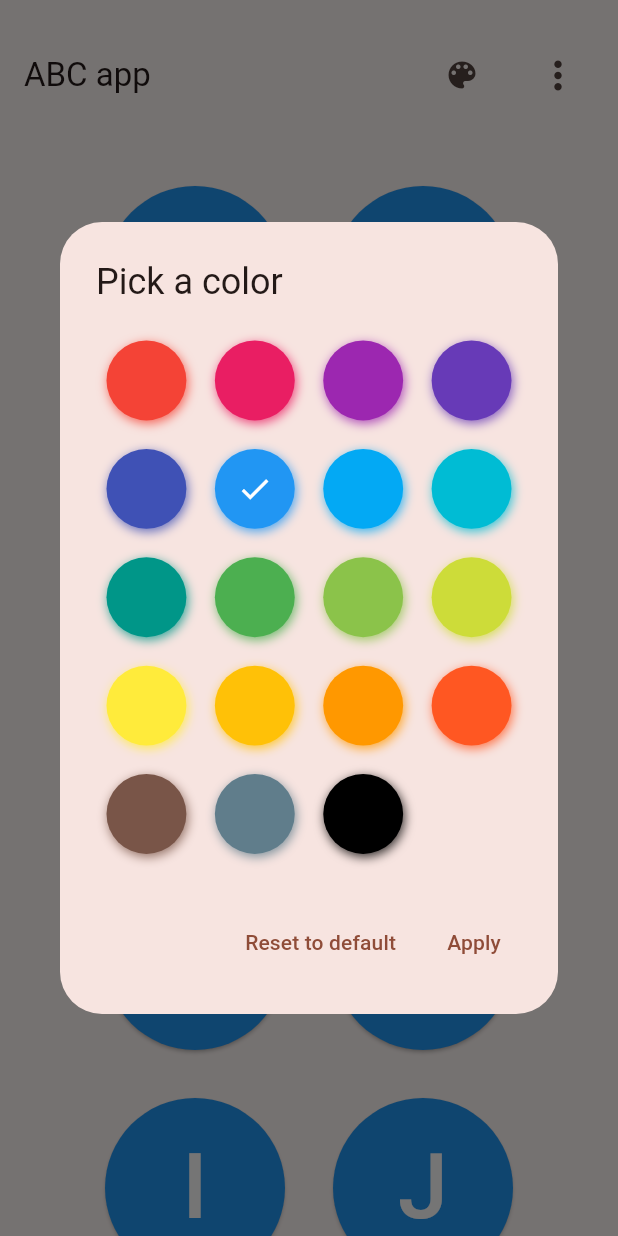
After one commit to bl4ckswordsman/abc_app, a Flutter app: the screen it shows after launch, after a tap on the "color lens" icon, on a phone screen of 412 x 824 dp. The commit adds this screen. Run offline on Flutter 3.47's test engine with Material 3 defaults, Android fonts, the phone set to English and light mode, and no system bars; drawn by our look-alikes of flutter_colorpicker; our stand-ins replace adaptive_theme, audioplayers, confetti, eva_icons_flutter, open_file, package_info_plus and 2 more; missing offline and left inert: flutter_custom_tabs.

Commit message:
feat: Add button color picker for the color of the small letter buttons
Fixes #64

Add a button with a color picker for changing the color of the small letter buttons on the main screen.

* **pubspec.yaml**
  - Add `flutter_colorpicker` package to dependencies.
  - Add `shared_preferences` package to dependencies.

* **lib/main.dart**
  - Add a button with a color picker to the left of the Menu dropdown in the `MyHomePage` class.
  - Use `shared_preferences` to save and load the selected color.

* **lib/buttons.dart**
  - Update `AlphabetButton` class to use the selected color from `shared_preferences`.

* **lib/color_picker_button.dart**
  - Create a new file for the color picker button.
  - Implement a button that opens a color picker popup using `flutter_colorpicker`.
  - Add action buttons for resetting to default and applying the selected color.

* **lib/color_picker_popup.dart**
  - Create a new file for the color picker popup.
  - Implement a popup with about 20 selectable colors using `flutter_colorpicker`.
  - Add action buttons for resetting to default and applying the selected color.

---

For more details, open the [Copilot Workspace session](https://copilot-workspace.githubnext.com/bl4ckswordsman/abc_app/issues/64?shareId=XXXX-XXXX-XXXX-XXXX).

```diff
--- a/lib/buttons.dart
+++ b/lib/buttons.dart
@@ -4,6 +4,7 @@ import 'package:flutter/material.dart';
 import 'dart:math';
 import 'package:abc_app/confetti_animation.dart';
 import 'package:abc_app/letter_details_page.dart';
+import 'package:shared_preferences/shared_preferences.dart';
 
 List<OutlinedBorder Function()> shapes = [
   circle,
@@ -28,6 +29,21 @@ class AlphabetButton extends StatefulWidget {
 }
 
 class _AlphabetButtonState extends State<AlphabetButton> {
+  Color _buttonColor = Colors.blue;
+
+  @override
+  void initState() {
+    super.initState();
+    _loadButtonColor();
+  }
+
+  Future<void> _loadButtonColor() async {
+    final prefs = await SharedPreferences.getInstance();
+    setState(() {
+      _buttonColor = Color(prefs.getInt('buttonColor') ?? Colors.blue.value);
+    });
+  }
+
   @override
   Widget build(BuildContext context) {
     return Stack(
@@ -43,7 +59,7 @@ class _AlphabetButtonState extends State<AlphabetButton> {
           },
           style: ElevatedButton.styleFrom(
             foregroundColor: Colors.white,
-            backgroundColor: Colors.blue,
+            backgroundColor: _buttonColor,
             minimumSize: const Size(120, 120),
             shape: CircleBorder(),
           ),
--- /dev/null
+++ b/lib/color_picker_button.dart
@@ -0,0 +1,83 @@
+import 'package:flutter/material.dart';
+import 'package:flutter_colorpicker/flutter_colorpicker.dart';
+
+class ColorPickerButton extends StatelessWidget {
+  final Color initialColor;
+  final ValueChanged<Color> onColorSelected;
+
+  ColorPickerButton({required this.initialColor, required this.onColorSelected});
+
+  @override
+  Widget build(BuildContext context) {
+    return IconButton(
+      icon: Icon(Icons.color_lens),
+      onPressed: () {
+        showDialog(
+          context: context,
+          builder: (BuildContext context) {
+            return ColorPickerDialog(
+              initialColor: initialColor,
+              onColorSelected: onColorSelected,
+            );
+          },
+        );
+      },
+    );
+  }
+}
+
+class ColorPickerDialog extends StatefulWidget {
+  final Color initialColor;
+  final ValueChanged<Color> onColorSelected;
+
+  ColorPickerDialog({required this.initialColor, required this.onColorSelected});
+
+  @override
+  _ColorPickerDialogState createState() => _ColorPickerDialogState();
+}
+
+class _ColorPickerDialogState extends State<ColorPickerDialog> {
+  Color _selectedColor;
+
+  _ColorPickerDialogState() : _selectedColor = Colors.blue;
+
+  @override
+  void initState() {
+    super.initState();
+    _selectedColor = widget.initialColor;
+  }
+
+  @override
+  Widget build(BuildContext context) {
+    return AlertDialog(
+      title: Text('Pick a color'),
+      content: SingleChildScrollView(
+        child: BlockPicker(
+          pickerColor: _selectedColor,
+          onColorChanged: (color) {
+            setState(() {
+              _selectedColor = color;
+            });
+          },
+        ),
+      ),
+      actions: <Widget>[
+        TextButton(
+          child: Text('Reset to default'),
+          onPressed: () {
+            setState(() {
+              _selectedColor = Colors.blue;
+            });
+          },
+        ),
+        TextButton(
+          child: Text('Apply'),
+          onPressed: () {
+            widget.onColorSelected(_selectedColor);
+            Navigator.of(context).pop();
+          },
+        ),
+      ],
+    );
+  }
+}
--- a/lib/main.dart
+++ b/lib/main.dart
@@ -4,6 +4,8 @@ import 'package:flutter/material.dart';
 import 'package:provider/provider.dart';
 import 'package:abc_app/language_provider.dart';
 import 'settings.dart';
+import 'package:shared_preferences/shared_preferences.dart';
+import 'color_picker_button.dart';
 
 void main() {
   runApp(const ABCapp());
@@ -55,6 +57,26 @@ class _MyHomePageState extends State<MyHomePage> {
       26, (index) => String.fromCharCode('A'.codeUnitAt(0) + index))
     ..addAll(['Å', 'Ä', 'Ö']);
 
+  Color _buttonColor = Colors.blue;
+
+  @override
+  void initState() {
+    super.initState();
+    _loadButtonColor();
+  }
+
+  Future<void> _loadButtonColor() async {
+    final prefs = await SharedPreferences.getInstance();
+    setState(() {
+      _buttonColor = Color(prefs.getInt('buttonColor') ?? Colors.blue.value);
+    });
+  }
+
+  Future<void> _saveButtonColor(Color color) async {
+    final prefs = await SharedPreferences.getInstance();
+    await prefs.setInt('buttonColor', color.value);
+  }
+
   List<PopupMenuEntry<String>> _buildMenuItems(BuildContext context) {
     final languageProvider = Provider.of<LanguageProvider>(context, listen: false);
     return [
@@ -102,6 +124,15 @@ class _MyHomePageState extends State<MyHomePage> {
         toolbarHeight: 100,
         title: const Text('ABC app'),
         actions: [
+          ColorPickerButton(
+            initialColor: _buttonColor,
+            onColorSelected: (color) {
+              setState(() {
+                _buttonColor = color;
+              });
+              _saveButtonColor(color);
+            },
+          ),
           Padding(
             padding: const EdgeInsets.all(16.0),
             child: PopupMenuButton<String>(
--- a/pubspec.yaml
+++ b/pubspec.yaml
@@ -37,6 +37,8 @@ dependencies:
   audioplayers: ">=5.2.1 <7.0.0"
   path_provider: ^2.1.2
   flutter_markdown: ">=0.6.18 <0.8.0"
+  flutter_colorpicker: ^1.0.3
+  shared_preferences: ^2.0.13
 
   # The following adds the Cupertino Icons font to your application.
   # Use with the CupertinoIcons class for iOS style icons.
```
Also changed, not shown: lib/color_picker_popup.dart (added, +58 -0 lines).
